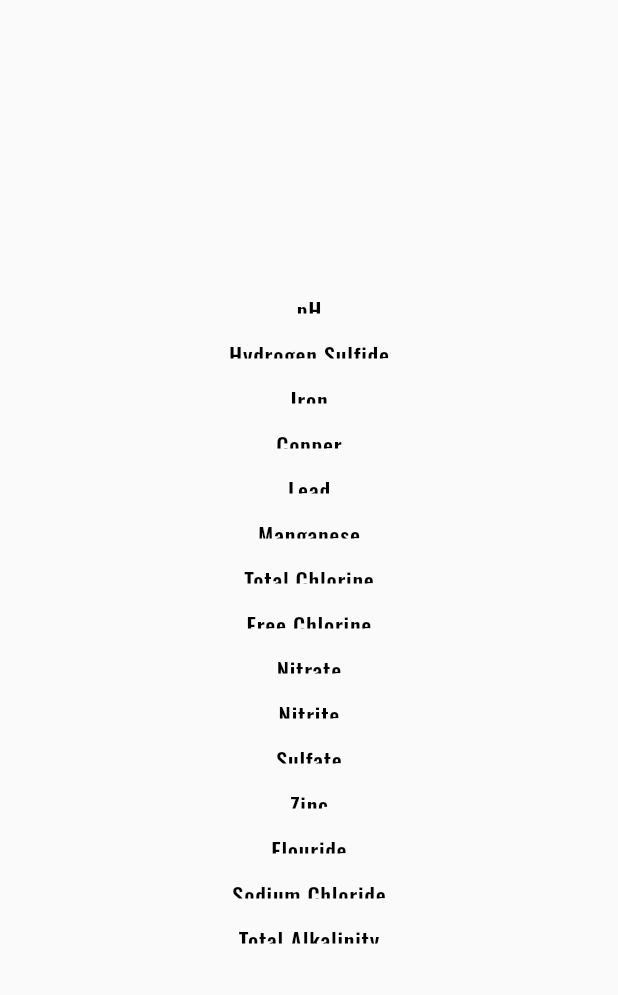
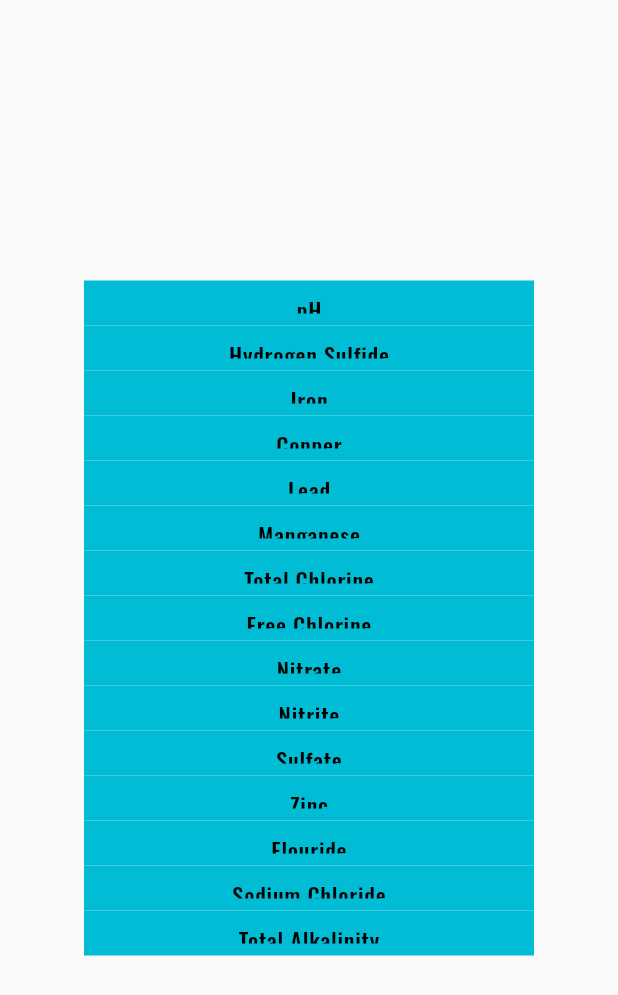
Before and after one commit to garrettcollier/WaterQualityTester, a Flutter app: the EPAStandards screen opened directly, on a phone screen of 412 x 824 dp. Shown: the top 995 px of the screen. Run offline on Flutter 3.47's test engine with Material 2 defaults, Android fonts, the phone set to English and light mode, and no system bars; our stand-ins replace camera, cloud_firestore, firebase_auth, firebase_core, geolocator, google_fonts and 1 more; accounts and stored records are empty; network calls fail; statements that could not run were skipped.

Commit message:
Added colors to containers

```diff
--- a/water_quality_app/lib/epa_standards.dart
+++ b/water_quality_app/lib/epa_standards.dart
@@ -24,6 +24,7 @@ class EPAStandards extends StatelessWidget {
               Container(
                 width: 300,
                 height: 30,
+                color: Colors.cyan,
                 child: TextButton(
                     onPressed: () {
                       showDialog(
@@ -42,6 +43,7 @@ class EPAStandards extends StatelessWidget {
               Container(
                 width: 300,
                 height: 30,
+                color: Colors.cyan,
                 child: TextButton(
                     onPressed: () {
                       showDialog(
@@ -60,6 +62,7 @@ class EPAStandards extends StatelessWidget {
               Container(
                 width: 300,
                 height: 30,
+                color: Colors.cyan,
                 child: TextButton(
                     onPressed: () {
                       showDialog(
@@ -78,6 +81,7 @@ class EPAStandards extends StatelessWidget {
               Container(
                 width: 300,
                 height: 30,
+                color: Colors.cyan,
                 child: TextButton(
                     onPressed: () {
                       showDialog(
@@ -96,6 +100,7 @@ class EPAStandards extends StatelessWidget {
               Container(
                 width: 300,
                 height: 30,
+                color: Colors.cyan,
                 child: TextButton(
                     onPressed: () {
                       showDialog(
@@ -114,6 +119,7 @@ class EPAStandards extends StatelessWidget {
               Container(
                 width: 300,
                 height: 30,
+                color: Colors.cyan,
                 child: TextButton(
                     onPressed: () {
                       showDialog(
@@ -132,6 +138,7 @@ class EPAStandards extends StatelessWidget {
               Container(
                 width: 300,
                 height: 30,
+                color: Colors.cyan,
                 child: TextButton(
                     onPressed: () {
                       showDialog(
@@ -150,6 +157,7 @@ class EPAStandards extends StatelessWidget {
               Container(
                 width: 300,
                 height: 30,
+                color: Colors.cyan,
                 child: TextButton(
                     onPressed: () {
                       showDialog(
@@ -168,6 +176,7 @@ class EPAStandards extends StatelessWidget {
               Container(
                 width: 300,
                 height: 30,
+                color: Colors.cyan,
                 child: TextButton(
                     onPressed: () {
                       showDialog(
@@ -186,6 +195,7 @@ class EPAStandards extends StatelessWidget {
               Container(
                 width: 300,
                 height: 30,
+                color: Colors.cyan,
                 child: TextButton(
                     onPressed: () {
                       showDialog(
@@ -204,6 +214,7 @@ class EPAStandards extends StatelessWidget {
               Container(
                 width: 300,
                 height: 30,
+                color: Colors.cyan,
                 child: TextButton(
                     onPressed: () {
                       showDialog(
@@ -222,6 +233,7 @@ class EPAStandards extends StatelessWidget {
               Container(
                 width: 300,
                 height: 30,
+                color: Colors.cyan,
                 child: TextButton(
                     onPressed: () {
                       showDialog(
@@ -240,6 +252,7 @@ class EPAStandards extends StatelessWidget {
               Container(
                 width: 300,
                 height: 30,
+                color: Colors.cyan,
                 child: TextButton(
                     onPressed: () {
                       showDialog(
@@ -258,6 +271,7 @@ class EPAStandards extends StatelessWidget {
               Container(
                 width: 300,
                 height: 30,
+                color: Colors.cyan,
                 child: TextButton(
                     onPressed: () {
                       showDialog(
@@ -276,6 +290,7 @@ class EPAStandards extends StatelessWidget {
               Container(
                 width: 300,
                 height: 30,
+                color: Colors.cyan,
                 child: TextButton(
                     onPressed: () {
                       showDialog(
```
